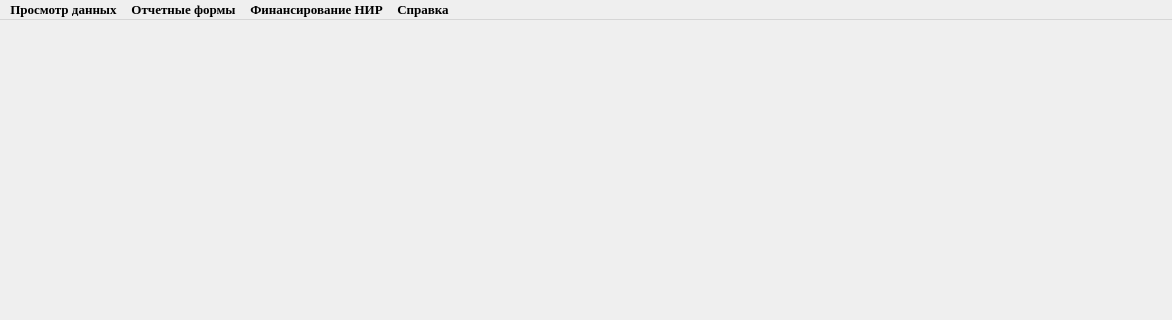
The window that menubar.ui (vlonekika/Support-of-scientific-and-technical-programs) describes before a commit, drawn with Qt 5; both pictures show x 0 to 1172 and y 0 to 320 of the 1172 by 571 pixel window.
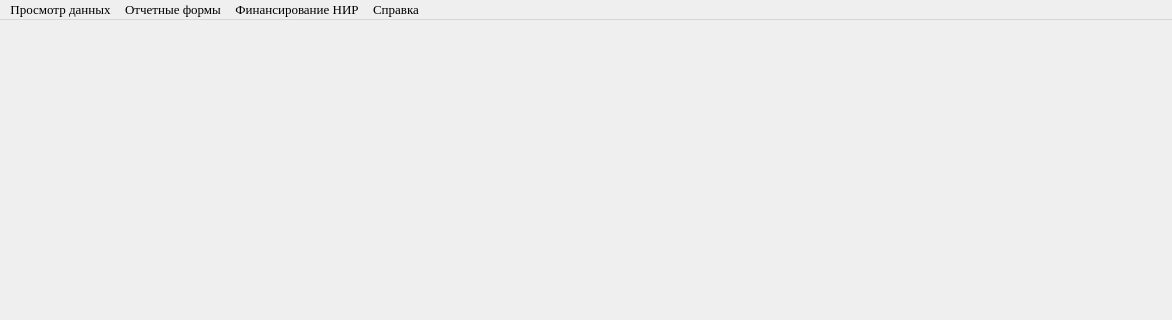
The same window after the commit.

Commit message: forms: менюбар и фомра

```diff
--- a/menubar.ui
+++ b/menubar.ui
@@ -14,8 +14,8 @@
    <font>
     <family>Times New Roman</family>
     <pointsize>10</pointsize>
-    <weight>75</weight>
-    <bold>true</bold>
+    <weight>50</weight>
+    <bold>false</bold>
    </font>
   </property>
   <property name="windowTitle">
@@ -28,10 +28,26 @@
      <x>0</x>
      <y>0</y>
      <width>1172</width>
-     <height>21</height>
+     <height>25</height>
     </rect>
    </property>
+   <property name="font">
+    <font>
+     <family>Times New Roman</family>
+     <pointsize>10</pointsize>
+     <weight>50</weight>
+     <bold>false</bold>
+    </font>
+   </property>
    <widget class="QMenu" name="viewing_data">
+    <property name="font">
+     <font>
+      <family>Times New Roman</family>
+      <pointsize>10</pointsize>
+      <weight>50</weight>
+      <bold>false</bold>
+     </font>
+    </property>
     <property name="title">
      <string>Просмотр данных</string>
     </property>
```
Left out of the diff: 11 changed lines with no effect on the pictures. The commit also changes 1 other file.
